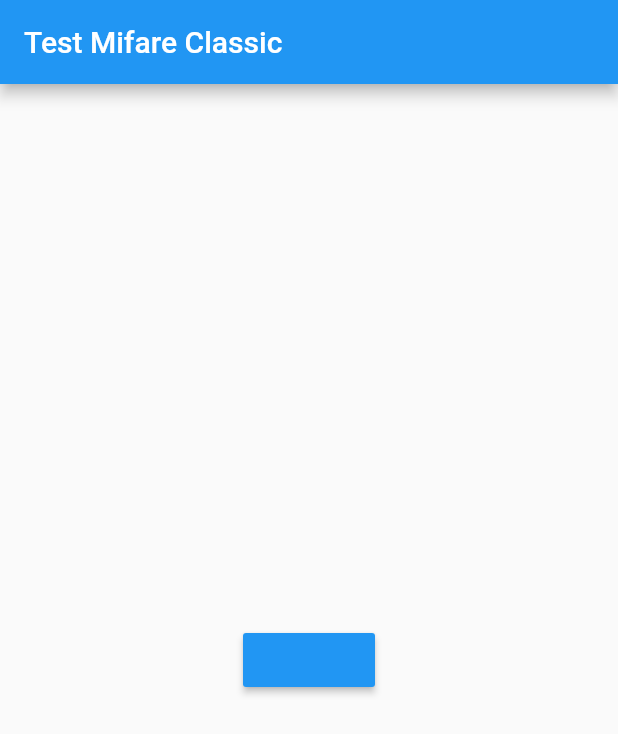
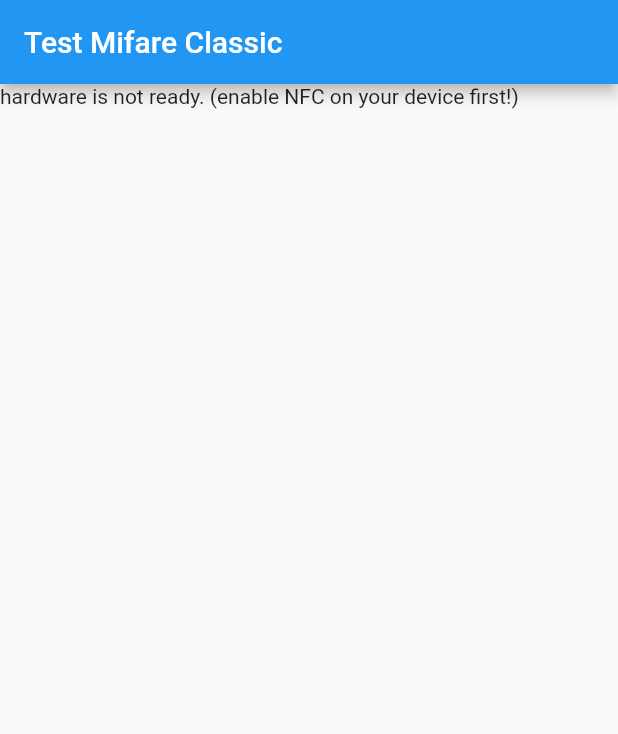
Before and after one commit to Lei-Wei/flutter_mifare_classic, a Flutter app: the screen it shows after launch, on a phone screen of 412 x 824 dp. Shown: the top 734 px of the screen. Run offline on Flutter 3.47's test engine with Material 2 defaults, Android fonts, the phone set to English and light mode, and no system bars.

Commit message:
update syntax

```diff
--- a/example/lib/main.dart
+++ b/example/lib/main.dart
@@ -14,7 +14,9 @@ class MyApp extends StatefulWidget {
 class _MyAppState extends State<MyApp> {
   String message = '';
   bool enabled = false;
-  MifareClassic mfc = MifareClassic();
+  bool hardwareEnabled = false;
+  bool hardwareAvailable = false;
+  bool available = false;
 
   @override
   void initState() {
@@ -26,7 +28,8 @@ class _MyAppState extends State<MyApp> {
   Future<void> initPlatformState() async {
     if (!mounted) return;
 
-    mfc.onChange.listen((data) {
+    MifareClassic.init();
+    MifareClassic.onChange.listen((data) {
       if (isNumeric(data.eventData)) {
         setState(() {
           message = data.eventData;
@@ -35,9 +38,15 @@ class _MyAppState extends State<MyApp> {
         message = data.eventData;
       }
     });
+
     bool _enabled = await MifareClassic.nfcState;
+
+    bool _ava = await MifareClassic.available;
+    bool _en = await MifareClassic.enabled;
+
     setState(() {
       enabled = _enabled;
+      available = _ava && _en;
     });
   }
 
@@ -62,7 +71,8 @@ class _MyAppState extends State<MyApp> {
         appBar: AppBar(
           title: const Text('Test Mifare Classic'),
         ),
-        body: Center(
+        body: available
+            ? Center(
                 child: RaisedButton(
                   child: Text(message),
                   color: enabled ? Colors.red : Colors.blue,
@@ -70,7 +80,8 @@ class _MyAppState extends State<MyApp> {
                     changeNfcState();
                   },
                 ),
-        ),
+              )
+            : Text('hardware is not ready. (enable NFC on your device first!)'),
       ),
     );
   }
--- a/lib/mifare_classic.dart
+++ b/lib/mifare_classic.dart
@@ -4,7 +4,7 @@ import 'package:flutter/services.dart';
 
 class MifareClassic {
   static var changeController = StreamController<IdChangedEvent>();
-  Stream<IdChangedEvent> get onChange => changeController.stream;
+  static Stream<IdChangedEvent> get onChange => changeController.stream;
 
   static const MethodChannel _methodhannel =
       const MethodChannel('method_channel');
@@ -12,10 +12,18 @@ class MifareClassic {
   static const BasicMessageChannel<String> _messageChannel =
       BasicMessageChannel('message_channel', StringCodec());
 
-  MifareClassic() {
+  static init() {
     _messageChannel.setMessageHandler((msg) => Future<String>(() {
-      changeController.add(IdChangedEvent(msg));
-    }));
+          changeController.add(IdChangedEvent(msg));
+        }));
+  }
+
+  static Future<bool> get available async {
+    return await _methodhannel.invokeMethod('available');
+  }
+
+  static Future<bool> get enabled async {
+    return await _methodhannel.invokeMethod('enabled');
   }
 
   static Future<bool> get nfcState async {
```
Also changed, not shown: 1 other file. Lines whose indentation alone changed are shown as unchanged.
